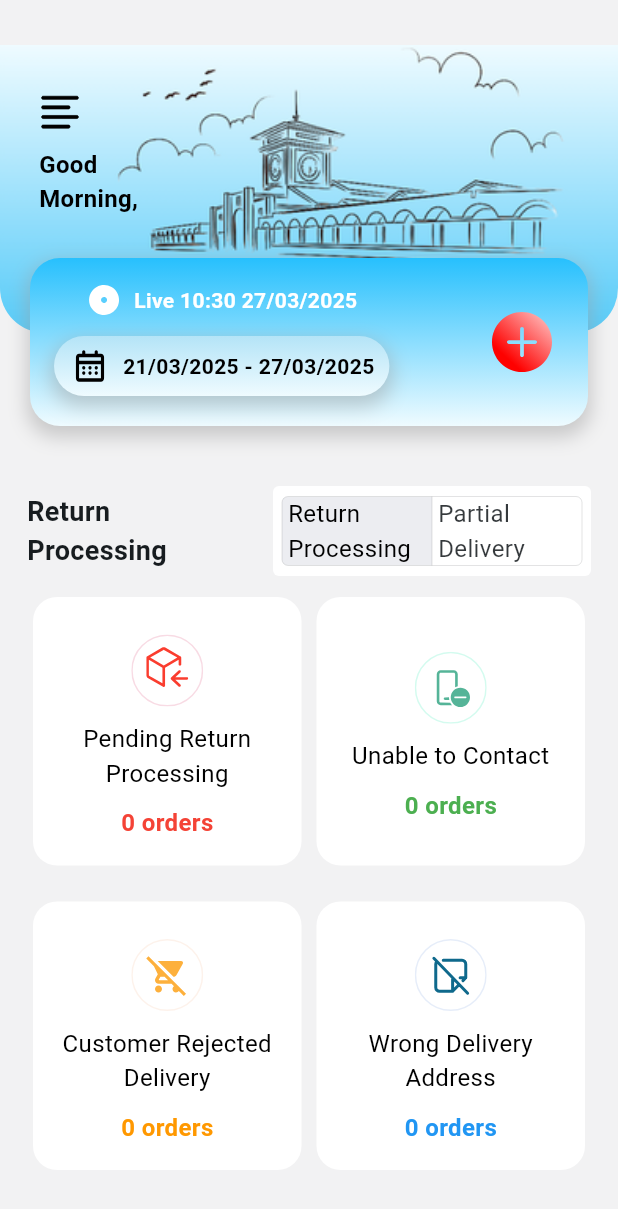
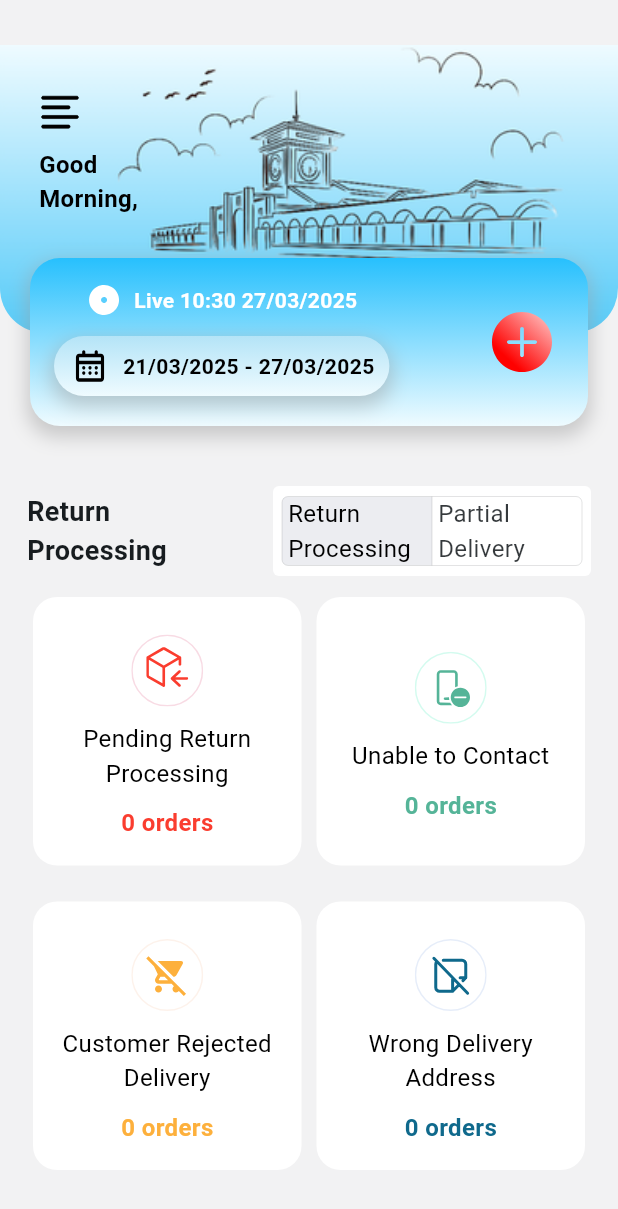
Before and after one commit to Ditconhanhphuc/mobile_app_pack_runner_client, a Flutter app: the HomePage screen opened directly, scrolled down 655 dp, on a phone screen of 412 x 824 dp. Shown: the top 1209 px of the screen. Run offline on Flutter 3.47's test engine with Material 3 defaults, Android fonts, the phone set to English and light mode, and no system bars; our stand-ins replace flutter_svg, lottie, shared_preferences; accounts and stored records are empty.

Commit message:
update: color of return processing items

```diff
--- a/lib/views/pages/home_page.dart
+++ b/lib/views/pages/home_page.dart
@@ -608,25 +608,25 @@ class _HomePageState extends State<HomePage> {
       {
         "title": "Pending Return Processing",
         "count": 0,
-        "color": Colors.red,
+        "color": Color(0xFFFA3D2F),
         "icon": "assets/icons/home_return_pending.svg"
       },
       {
         "title": "Unable to Contact",
         "count": 0,
-        "color": Colors.green,
+        "color": Color(0xFF55B498),
         "icon": "assets/icons/home_return_nocontact.svg"
       },
       {
         "title": "Customer Rejected Delivery",
         "count": 0,
-        "color": Colors.orange,
+        "color": Color(0xFFFDB03C),
         "icon": "assets/icons/home_return_reject.svg"
       },
       {
         "title": "Wrong Delivery Address",
         "count": 0,
-        "color": Colors.blue,
+        "color": Color(0xFF0F698C),
         "icon": "assets/icons/home_return_incorrectAdd.svg"
       },
     ];
```
